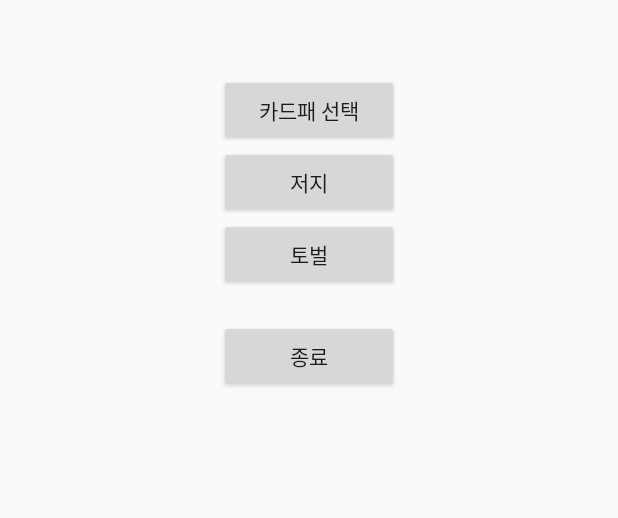
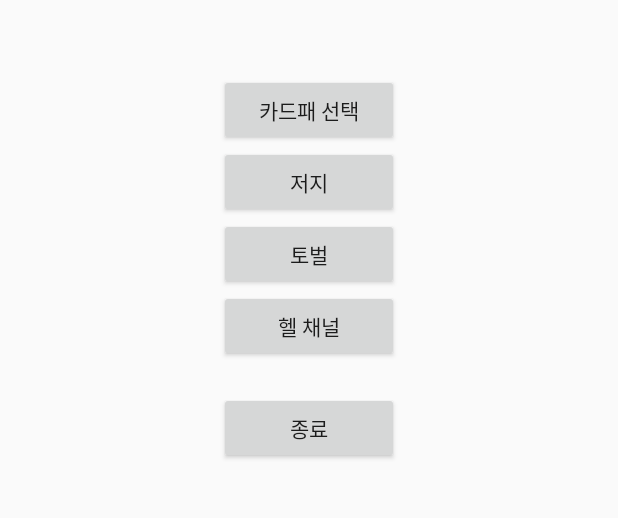
Before and after one commit to hanmini0908/yabongguri, an Android app: the screen it shows after launch (MainActivity), on a phone screen of 412 x 824 dp, the part 309-827 px from its top. Run offline under Robolectric (Android 15) with nearby library versions, the phone set to English and light mode, and no system bars.

Commit message:
back button 처리 추가, hell channel 기본작업 반영

```diff
--- a/DnfLukeLaidMap/app/src/main/AndroidManifest.xml
+++ b/DnfLukeLaidMap/app/src/main/AndroidManifest.xml
@@ -28,6 +28,10 @@
             android:label="@string/tb">
         </activity>
         <activity
+            android:name="com.yabongguri.dnflukelaidmap.HellChannel"
+            android:label="@string/hell_channel">
+        </activity>
+        <activity
             android:name="com.yabongguri.dnflukelaidmap.juji.Pppt"
             android:label="파파파탄">
         </activity>
--- /dev/null
+++ b/DnfLukeLaidMap/app/src/main/res/layout/activity_hell_channel.xml
@@ -0,0 +1,6 @@
+<?xml version="1.0" encoding="utf-8"?>
+<LinearLayout xmlns:android="http://schemas.android.com/apk/res/android"
+    android:layout_width="match_parent"
+    android:layout_height="match_parent">
+
+</LinearLayout>
--- a/DnfLukeLaidMap/app/src/main/res/layout/activity_main.xml
+++ b/DnfLukeLaidMap/app/src/main/res/layout/activity_main.xml
@@ -56,8 +56,14 @@
             android:id="@+id/btn_tb"
             android:layout_gravity="center_horizontal"/>
         <Button
+            android:text="@string/hell_channel"
+            android:layout_width="120dp"
+            android:layout_height="wrap_content"
+            android:id="@+id/btn_hell_channel"
+            android:layout_gravity="center_horizontal"/>
+        <Button
             android:layout_marginTop="20dp"
-            android:text="종료"
+            android:text="@string/exit"
             android:layout_width="120dp"
             android:layout_height="wrap_content"
             android:id="@+id/btn_close"
--- a/DnfLukeLaidMap/app/src/main/res/values/strings.xml
+++ b/DnfLukeLaidMap/app/src/main/res/values/strings.xml
@@ -3,6 +3,7 @@
     <string name="card_pattern">카드패 선택</string>
     <string name="jj">저지</string>
     <string name="tb">토벌</string>
+    <string name="hell_channel">헬 채널</string>
 
     <string name="jj_t">탄생의 성소</string>
     <string name="jj_p">파급의 성소</string>
@@ -50,4 +51,9 @@
     <string name="mst_prince">거완의 왕자 골고타 / 철완의 공주 칼바리</string>
     <string name="mst_snaider">정화의 스네이더</string>
     <string name="mst_anubis">어둠의 우상 아누비스</string>
+
+    <string name="exit_message">앱을 종료하시겠습니까?</string>
+    <string name="confirm">확인</string>
+    <string name="cancel">취소</string>
+    <string name="exit">종료</string>
 </resources>
```
Also changed, not shown: DnfLukeLaidMap/app/src/main/java/com/yabongguri/dnflukelaidmap/HellChannel.java (added, +17 -0 lines), DnfLukeLaidMap/app/src/main/java/com/yabongguri/dnflukelaidmap/MainActivity.java (+30 -0 lines).
